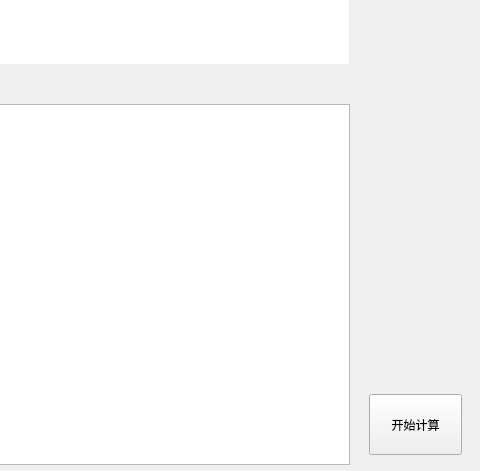
Before: the Qt Designer form widget.ui in mehc97/execl_count, drawn with Qt 5; both pictures show x 731 to 1211 and y 346 to 817 of the 1211 by 817 pixel window.
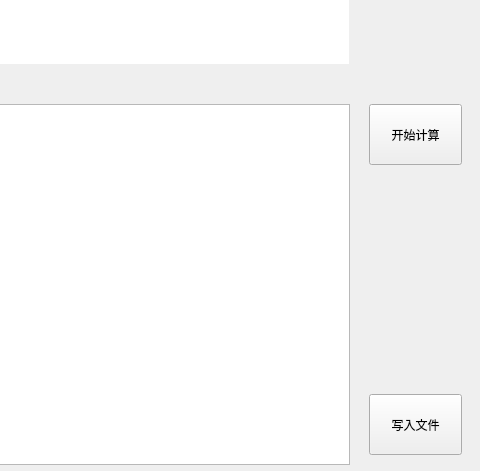
After: the same form once the commit is applied.

Patch:
```diff
--- a/widget.ui
+++ b/widget.ui
@@ -65,7 +65,7 @@
    <property name="geometry">
     <rect>
      <x>1100</x>
-     <y>740</y>
+     <y>450</y>
      <width>93</width>
      <height>61</height>
     </rect>
@@ -97,6 +97,19 @@
     <string>计算结果</string>
    </property>
   </widget>
+  <widget class="QPushButton" name="save_file1">
+   <property name="geometry">
+    <rect>
+     <x>1100</x>
+     <y>740</y>
+     <width>93</width>
+     <height>61</height>
+    </rect>
+   </property>
+   <property name="text">
+    <string>写入文件</string>
+   </property>
+  </widget>
  </widget>
  <resources/>
  <connections/>
```
